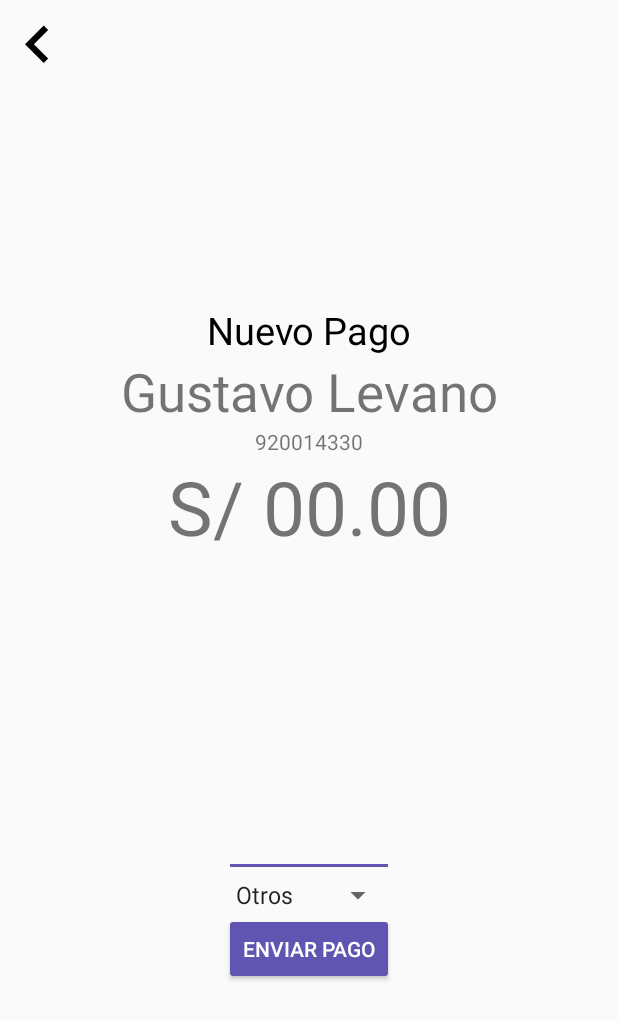
After one commit to Avrgebro/coiny, an Android app: the ContactPay screen opened directly, with no data from a screen before it, on a phone screen of 412 x 824 dp. The commit adds this screen. Shown: the top 1020 px of the screen. Run offline under Robolectric (Android 15) with nearby library versions, the phone set to English and light mode, and no system bars; 2 statements that could not run were skipped.

Commit message:
Added form elements for payment action

```diff
--- /dev/null
+++ b/app/src/main/java/com/arsenic/coiny/Activities/ContactPay.java
@@ -0,0 +1,44 @@
+package com.arsenic.coiny.Activities;
+
+import androidx.appcompat.app.AppCompatActivity;
+
+import android.os.Bundle;
+import android.view.View;
+import android.widget.ArrayAdapter;
+import android.widget.ImageView;
+import android.widget.Spinner;
+import android.widget.TextView;
+
+import com.arsenic.coiny.Model.Contact;
+import com.arsenic.coiny.R;
+
+public class ContactPay extends AppCompatActivity {
+
+    @Override
+    protected void onCreate(Bundle savedInstanceState) {
+        super.onCreate(savedInstanceState);
+        setContentView(R.layout.activity_contact_pay);
+
+        Contact c = (Contact) getIntent().getSerializableExtra("Contact");
+
+        TextView nombre = (TextView) findViewById(R.id.cpay_nombre);
+        nombre.setText(c.getNombre() + " " + c.getApellido());
+
+        TextView numero = (TextView) findViewById(R.id.cpay_numero);
+        numero.setText(c.getTelefono());
+
+        Spinner categories = (Spinner) findViewById(R.id.categories_spinner);
+        ArrayAdapter<CharSequence> adapter = ArrayAdapter.createFromResource(this,
+                R.array.savings_categories, android.R.layout.simple_spinner_item);
+        adapter.setDropDownViewResource(android.R.layout.simple_spinner_dropdown_item);
+        categories.setAdapter(adapter);
+
+        ImageView upnav = (ImageView) findViewById(R.id.con_upnav);
+        upnav.setOnClickListener(new View.OnClickListener() {
+            @Override
+            public void onClick(View v) {
+                finish();
+            }
+        });
+    }
+}
--- a/app/src/main/java/com/arsenic/coiny/Fragments/DiscountsFragment.java
+++ b/app/src/main/java/com/arsenic/coiny/Fragments/DiscountsFragment.java
@@ -30,7 +30,6 @@ public class DiscountsFragment extends Fragment{
 
     private static final String TAG = "Discounts Fragment";
     View view;
-    List<Discount> discounts;
 
     public DiscountsFragment() {
         // Required empty public constructor
@@ -53,7 +52,7 @@ public class DiscountsFragment extends Fragment{
         Discount d1 = new Discount("Cineplanet", "2x1 en entradas de estrenos", "", R.drawable.cineplanet);
         Discount d2 = new Discount("PinkBerry", "4 toppings gratis para cualquier helado", "", R.drawable.cineplanet);
 
-        discounts= new ArrayList<>();
+        List<Discount> discounts= new ArrayList<>();
         discounts.add(d1);
         discounts.add(d2);
 
@@ -67,6 +66,7 @@ public class DiscountsFragment extends Fragment{
                 //Toast.makeText(getActivity(), ((Discount) item).getCompany(), Toast.LENGTH_SHORT).show();
 
                 Intent intent = new Intent(getActivity(), DiscountInfo.class);
+                intent.putExtra("Discount", disc);
                 startActivity(intent);
             }
         }));
--- a/app/src/main/java/com/arsenic/coiny/Model/Contact.java
+++ b/app/src/main/java/com/arsenic/coiny/Model/Contact.java
@@ -1,6 +1,8 @@
 package com.arsenic.coiny.Model;
 
-public class Contact {
+import java.io.Serializable;
+
+public class Contact implements Serializable {
     private String nombre;
     private String apellido;
     private String telefono;
--- a/app/src/main/java/com/arsenic/coiny/Model/Discount.java
+++ b/app/src/main/java/com/arsenic/coiny/Model/Discount.java
@@ -1,6 +1,8 @@
 package com.arsenic.coiny.Model;
 
-public class Discount {
+import java.io.Serializable;
+
+public class Discount implements Serializable {
 
     private String company;
     private String small_description;
--- a/app/src/main/java/com/arsenic/coiny/Model/Usuario.java
+++ b/app/src/main/java/com/arsenic/coiny/Model/Usuario.java
@@ -1,6 +1,8 @@
 package com.arsenic.coiny.Model;
 
-public class Usuario {
+import java.io.Serializable;
+
+public class Usuario implements Serializable {
     private String nombre;
     private String apellido;
     private String numero;
--- /dev/null
+++ b/app/src/main/res/layout/activity_contact_pay.xml
@@ -0,0 +1,92 @@
+<?xml version="1.0" encoding="utf-8"?>
+<androidx.constraintlayout.widget.ConstraintLayout xmlns:android="http://schemas.android.com/apk/res/android"
+    xmlns:app="http://schemas.android.com/apk/res-auto"
+    xmlns:tools="http://schemas.android.com/tools"
+    android:layout_width="match_parent"
+    android:layout_height="match_parent"
+    tools:context=".Activities.ContactPay">
+
+    <ImageView
+        android:id="@+id/con_upnav"
+        android:layout_width="50dp"
+        android:layout_height="50dp"
+        android:rotation="180"
+        android:src="@drawable/ic_go_24dp"
+        app:layout_constraintBottom_toBottomOf="parent"
+        app:layout_constraintEnd_toEndOf="parent"
+        app:layout_constraintHorizontal_bias="0.0"
+        app:layout_constraintStart_toStartOf="parent"
+        app:layout_constraintTop_toTopOf="parent"
+        app:layout_constraintVertical_bias="0.005" />
+
+    <LinearLayout
+        android:id="@+id/linearLayout2"
+        android:layout_width="wrap_content"
+        android:layout_height="wrap_content"
+        android:gravity="center"
+        android:orientation="vertical"
+        app:layout_constraintBottom_toBottomOf="parent"
+        app:layout_constraintEnd_toEndOf="parent"
+        app:layout_constraintStart_toStartOf="parent"
+        app:layout_constraintTop_toTopOf="parent"
+        app:layout_constraintVertical_bias="0.309">
+
+        <TextView
+            android:layout_width="wrap_content"
+            android:layout_height="wrap_content"
+            android:text="Nuevo Pago"
+            android:textColor="@color/black"
+            android:textSize="25sp" />
+
+        <TextView
+            android:id="@+id/cpay_nombre"
+            android:layout_width="wrap_content"
+            android:layout_height="wrap_content"
+            android:text="Gustavo Levano"
+            android:textSize="35sp" />
+
+        <TextView
+            android:id="@+id/cpay_numero"
+            android:layout_width="wrap_content"
+            android:layout_height="wrap_content"
+            android:text="920014330" />
+
+        <TextView
+            android:id="@+id/cpay_monto"
+            android:layout_width="wrap_content"
+            android:layout_height="wrap_content"
+            android:text="S/ 00.00"
+            android:textSize="50sp" />
+
+    </LinearLayout>
+
+    <LinearLayout
+        android:layout_width="wrap_content"
+        android:layout_height="wrap_content"
+        app:layout_constraintBottom_toBottomOf="parent"
+        app:layout_constraintEnd_toEndOf="parent"
+        app:layout_constraintStart_toStartOf="parent"
+        app:layout_constraintTop_toBottomOf="@+id/linearLayout2"
+        android:orientation="vertical">
+
+
+        <EditText
+            android:id="@+id/monto_input"
+            android:layout_width="match_parent"
+            android:layout_height="wrap_content"
+            android:inputType="numberDecimal"/>
+
+        <androidx.appcompat.widget.AppCompatSpinner
+            android:id="@+id/categories_spinner"
+            android:layout_width="match_parent"
+            android:layout_height="wrap_content"/>
+
+        <Button
+            android:layout_width="wrap_content"
+            android:layout_height="wrap_content"
+            android:text="Enviar Pago"
+            android:textColor="@color/white"
+            android:backgroundTint="@color/colorAccent"/>
+    </LinearLayout>
+
+</androidx.constraintlayout.widget.ConstraintLayout>
--- a/app/src/main/res/layout/activity_discount_info.xml
+++ b/app/src/main/res/layout/activity_discount_info.xml
@@ -7,7 +7,7 @@
     tools:context=".Activities.DiscountInfo">
 
     <ImageView
-        android:id="@+id/con_upnav"
+        android:id="@+id/dis_upnav"
         android:layout_width="50dp"
         android:layout_height="50dp"
         android:rotation="180"
@@ -31,12 +31,14 @@
         app:layout_constraintTop_toTopOf="parent">
 
         <de.hdodenhof.circleimageview.CircleImageView
+            android:id="@+id/discinfo_image"
             android:layout_width="200dp"
             android:layout_height="200dp"
             android:scaleType="centerCrop"
             android:src="@drawable/cineplanet" />
 
         <TextView
+            android:id="@+id/discinfo_company"
             android:layout_width="wrap_content"
             android:layout_height="wrap_content"
             android:padding="12dp"
@@ -46,6 +48,7 @@
             android:textStyle="bold" />
 
         <TextView
+            android:id="@+id/discinfo_desc"
             android:layout_width="wrap_content"
             android:layout_height="wrap_content"
             android:padding="8dp"
--- a/app/src/main/res/values/strings.xml
+++ b/app/src/main/res/values/strings.xml
@@ -5,6 +5,12 @@
     <string name="menu_contacts">Contactos</string>
     <string name="menu_more">Más</string>
 
-    <!-- TODO: Remove or change this placeholder text -->
-    <string name="hello_blank_fragment">Hello blank fragment</string>
+    <string-array name="savings_categories">
+        <item>Otros</item>
+        <item>Shopping</item>
+        <item>Transporte</item>
+        <item>Comida</item>
+        <item>Familia</item>
+        <item>Entretenimiento</item>
+    </string-array>
 </resources>
```
Also changed, not shown: app/src/main/AndroidManifest.xml (+8 -2 lines), app/src/main/java/com/arsenic/coiny/Activities/DiscountInfo.java (+18 -1 lines), app/src/main/java/com/arsenic/coiny/Adapters/ContactAdapter.java (+14 -1 lines), app/src/main/java/com/arsenic/coiny/Fragments/ContactsFragment.java (+15 -2 lines).
